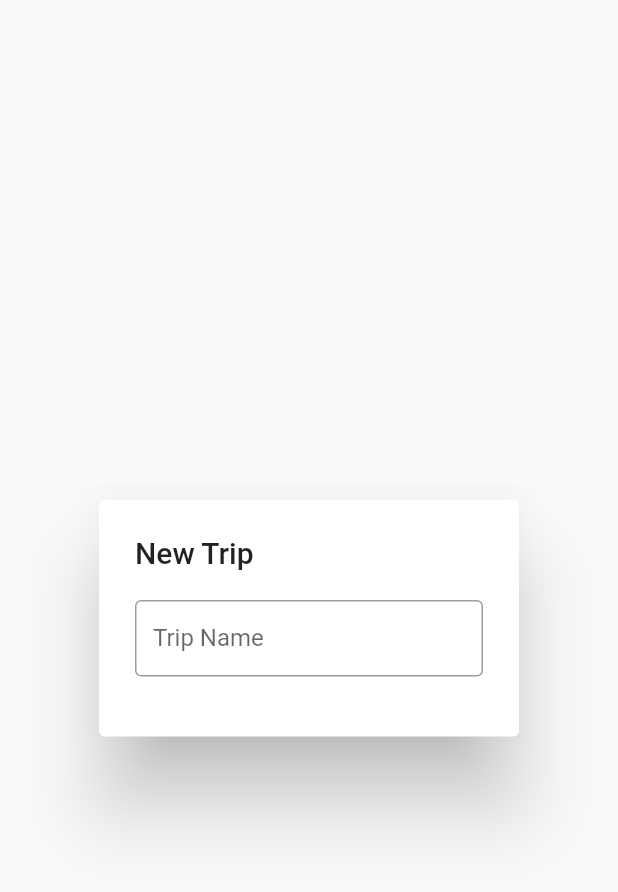
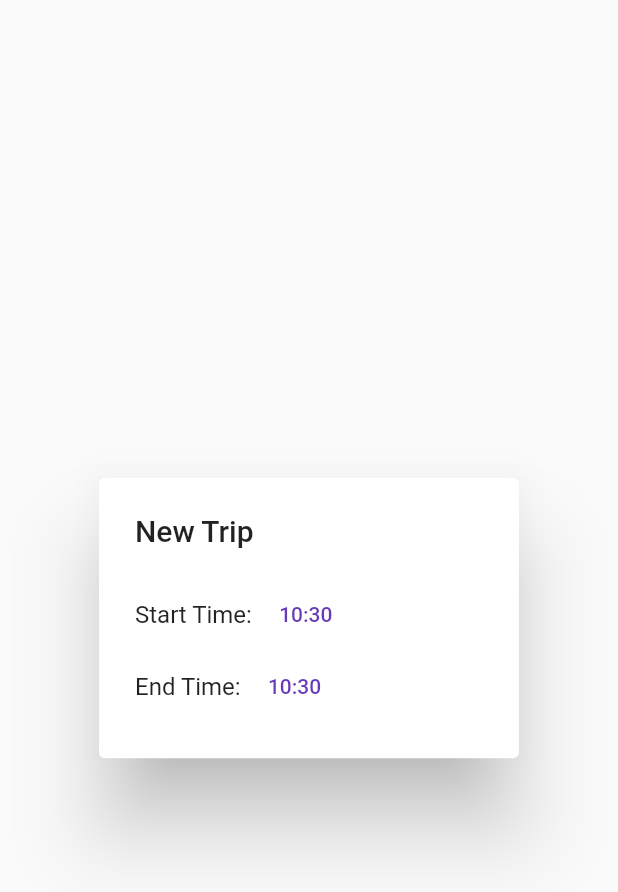
Before and after one commit to BrylleGomez/trip_tracker, a Flutter app: the TripDialog widget shown alone on an empty page, opened directly, on a phone screen of 412 x 824 dp. Shown: the top 892 px of the screen. Run offline on Flutter 3.47's test engine with Material 2 defaults, Android fonts, the phone set to English and light mode, and no system bars; our stand-ins replace hive, hive_flutter; accounts and stored records are empty.

Commit message:
Added time pickers for start and end time

```diff
--- a/lib/pages/trips/trip_dialog.dart
+++ b/lib/pages/trips/trip_dialog.dart
@@ -1,5 +1,6 @@
 import 'package:flutter/material.dart';
 import 'package:trip_tracker/models/trip.dart';
+import 'package:trip_tracker/utils/format_time.dart';
 
 class TripDialog extends StatefulWidget {
   final TripDialogStatus dialogStatus;
@@ -24,6 +25,36 @@ class TripDialog extends StatefulWidget {
 
 class _TripDialogState extends State<TripDialog> {
   final _formKey = GlobalKey<FormState>();
+  int _startHour = DateTime.now().hour;
+  int _startMinute = DateTime.now().minute;
+  int _endHour = DateTime.now().hour;
+  int _endMinute = DateTime.now().minute;
+
+  void _selectStartTime(BuildContext context) async {
+    final TimeOfDay? selectedTime = await showTimePicker(
+      context: context,
+      initialTime: TimeOfDay(hour: _startHour, minute: _startMinute),
+    );
+    if (selectedTime != null) {
+      setState(() {
+        _startHour = selectedTime.hour;
+        _startMinute = selectedTime.minute;
+      });
+    }
+  }
+
+  void _selectEndTime(BuildContext context) async {
+    final TimeOfDay? selectedTime = await showTimePicker(
+      context: context,
+      initialTime: TimeOfDay(hour: _endHour, minute: _endMinute),
+    );
+    if (selectedTime != null) {
+      setState(() {
+        _endHour = selectedTime.hour;
+        _endMinute = selectedTime.minute;
+      });
+    }
+  }
 
   @override
   Widget build(BuildContext context) {
@@ -58,23 +89,31 @@ class _TripDialogState extends State<TripDialog> {
             child: Column(
               crossAxisAlignment: CrossAxisAlignment.start,
               children: [
-                TextFormField(
-                  controller: null,
-                  decoration: const InputDecoration(
-                      labelText: 'Trip Name',
-                      border: OutlineInputBorder(),
-                      isDense: true),
-                  validator: (value) {
-                    if (value != null && value.isNotEmpty) {
-                      return null;
-                    } else {
-                      return "Please enter a trip name!";
-                    }
-                  },
-                  enabled: !isViewing,
+                Row(
+                  children: [
+                    const Text('Start Time: '),
+                    TextButton(
+                      onPressed: isViewing
+                          ? null
+                          : () {
+                              _selectStartTime(context);
+                            },
+                      child: Text(formatTime(_startHour, _startMinute)),
+                    )
+                  ],
                 ),
-                const SizedBox(
-                  height: 16.0,
+                Row(
+                  children: [
+                    const Text('End Time: '),
+                    TextButton(
+                      onPressed: isViewing
+                          ? null
+                          : () {
+                              _selectEndTime(context);
+                            },
+                      child: Text(formatTime(_endHour, _endMinute)),
+                    )
+                  ],
                 ),
               ],
             )),
--- /dev/null
+++ b/lib/utils/format_time.dart
@@ -0,0 +1,5 @@
+String formatTime(int hour, int minute) {
+  final String hourStr = ((hour < 10) ? '0' : '') + hour.toString();
+  final String minStr = ((minute < 10) ? '0' : '') + minute.toString();
+  return '$hourStr:$minStr';
+}
```
